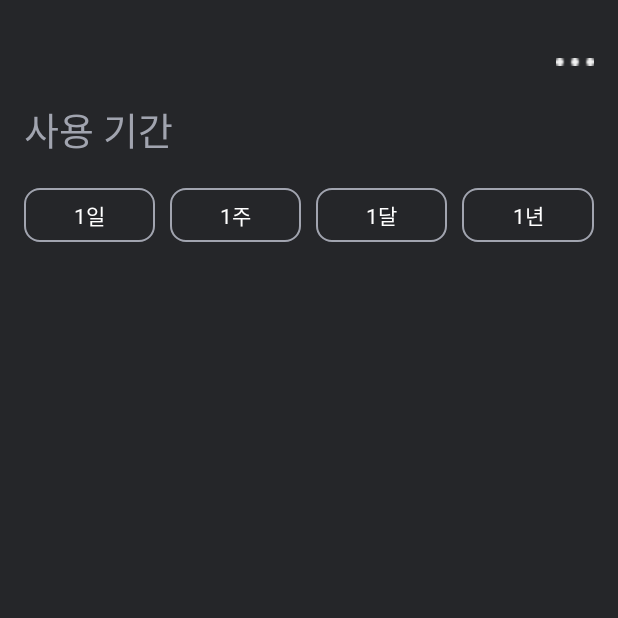
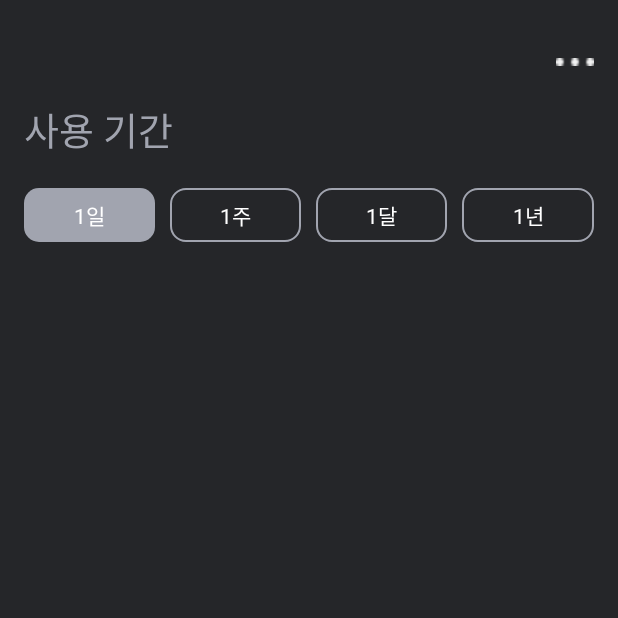
Before and after one commit to Hongji0611/ThreeO, an Android app: the screen it shows after launch (MainActivity), on a phone screen of 412 x 824 dp, the top half of it. Run offline under Robolectric (Android 15) with nearby library versions, the phone set to English and light mode, and no system bars.

Commit message:
start running

```diff
--- a/app/src/main/java/com/example/threeo/MainActivity.kt
+++ b/app/src/main/java/com/example/threeo/MainActivity.kt
@@ -37,6 +37,7 @@ class MainActivity : AppCompatActivity() {
         binding = ActivityMainBinding.inflate(layoutInflater)
         setContentView(binding.root)
         init()
+        getList()
     }
 
     //화면 생성시 초기화
--- a/app/src/main/res/layout/activity_main.xml
+++ b/app/src/main/res/layout/activity_main.xml
@@ -40,7 +40,7 @@
             android:layout_marginVertical="10dp"
             android:layout_marginRight="10dp"
             android:layout_weight="1"
-            android:background="@drawable/fill_box"
+            android:background="@drawable/push_box"
             android:gravity="center"
             android:paddingVertical="7dp"
             android:text="1일"
```
